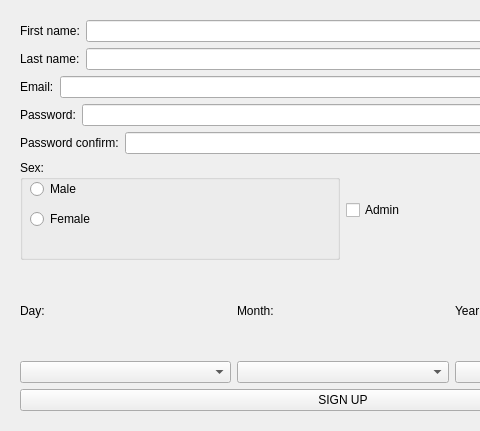
The window that mainwidget.ui (cakicjelena/DesktopTaskManager) describes before a commit, drawn with Qt 5; both pictures show x 0 to 480 and y 0 to 431 of the 686 by 431 pixel window.
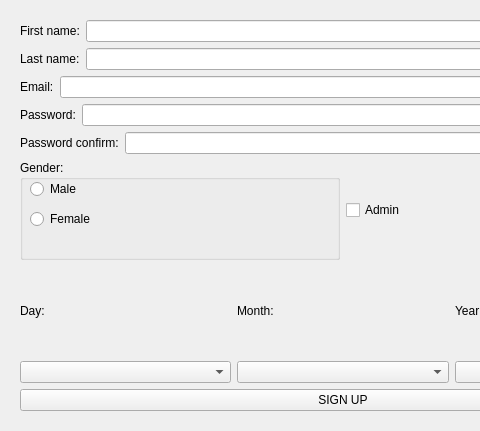
The same window after the commit. The open tabs and pages were chosen to show the change.

```diff
--- a/mainwidget.ui
+++ b/mainwidget.ui
@@ -178,7 +178,7 @@
             </size>
            </property>
            <property name="title">
-            <string>Sex:</string>
+            <string>Gender:</string>
            </property>
            <widget class="QRadioButton" name="m_maleRadioButton">
             <property name="geometry">
```
Left out of the diff: 4 changed lines with no effect on the pictures.
